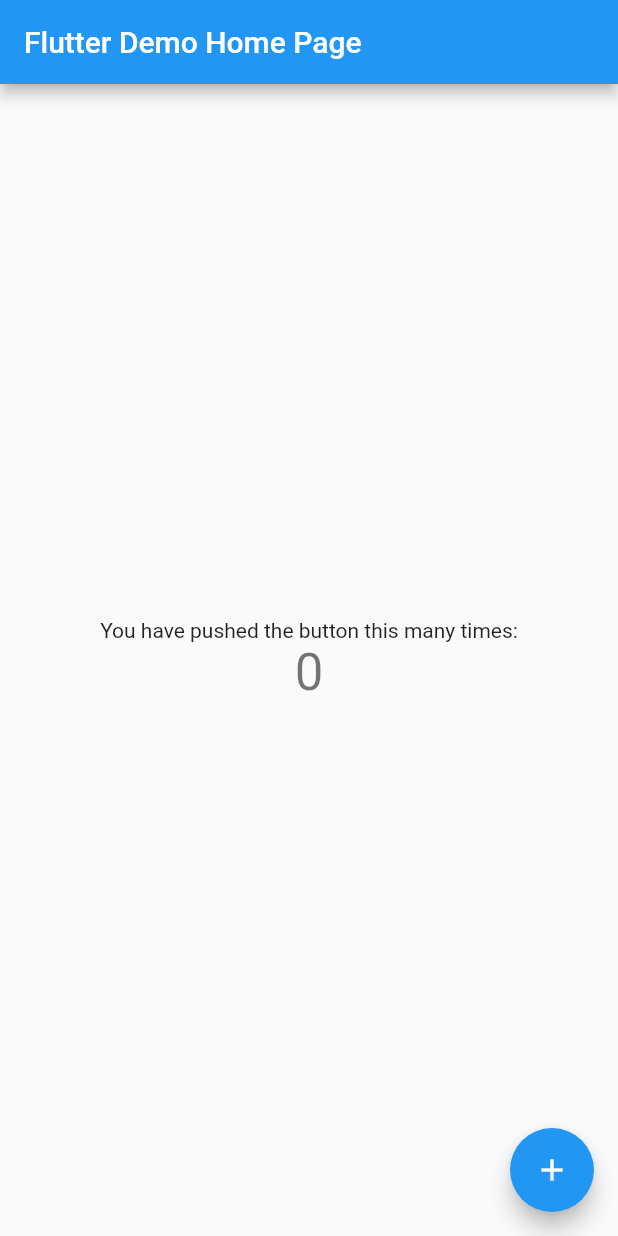
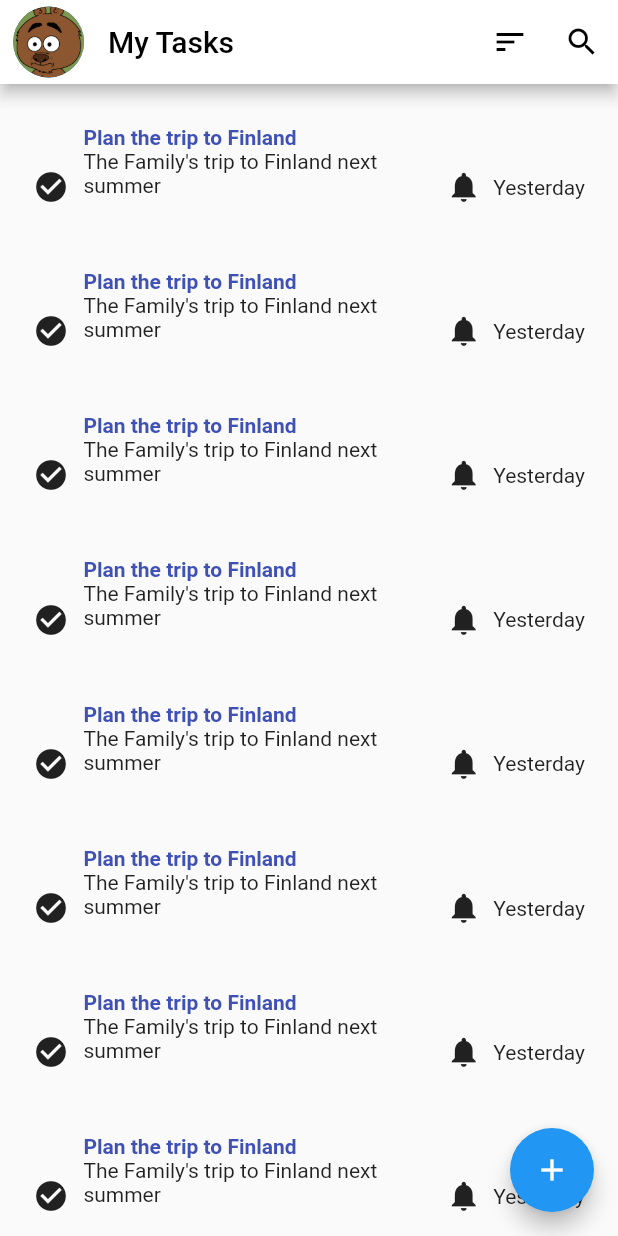
Before and after one commit to almamarie/trainees_todo_frontend, a Flutter app: the screen it shows after launch, on a phone screen of 412 x 824 dp. Run offline on Flutter 3.47's test engine with Material 2 defaults, Android fonts, the phone set to English and light mode, and no system bars; our stand-ins replace flutter_screenutil.

Commit message:
Added the assets folder, created the trips with ListView.Separated Widget and created the floating action button"

```diff
--- /dev/null
+++ b/lib/Views/homepage.dart
@@ -0,0 +1,97 @@
+import 'package:flutter/material.dart';
+import 'package:flutter_screenutil/flutter_screenutil.dart';
+
+class HomeView extends StatelessWidget {
+  const HomeView({Key? key}) : super(key: key);
+
+  @override
+  Widget build(BuildContext context) {
+    return Scaffold(
+      appBar: AppBar(
+        leading: Padding(
+          padding: EdgeInsets.only(left: 8.w),
+          child: const CircleAvatar(
+            backgroundImage: AssetImage('assets/malloy.jpg'),
+          ),
+        ),
+        title: const Text(
+          'My Tasks',
+          style: TextStyle(color: Colors.black),
+        ),
+        actions: [
+          IconButton(
+            onPressed: () {},
+            icon: const Icon(Icons.sort),
+            color: Colors.black,
+          ),
+          IconButton(
+            onPressed: () {},
+            icon: const Icon(Icons.search),
+            color: Colors.black,
+          )
+        ],
+      ),
+      body: Padding(
+        padding: EdgeInsets.only(left: 20.w, right: 20.w, top: 20.h),
+        child: ListView(
+          children: [
+            ListView.separated(
+              shrinkWrap: true,
+              separatorBuilder: (context, index) {
+                return SizedBox(
+                  height: 10.h,
+                );
+              },
+              itemCount: 20,
+              itemBuilder: (context, index) {
+                return SizedBox(
+                  height: 60.h,
+                  child: Row(
+                    mainAxisAlignment: MainAxisAlignment.spaceBetween,
+                    children: [
+                      Row(
+                        children: [
+                          const Icon(Icons.check_circle),
+                          SizedBox(
+                            width: 7.h,
+                          ),
+                          Column(
+                            crossAxisAlignment: CrossAxisAlignment.start,
+                            children: const [
+                              Text(
+                                "Plan the trip to Finland",
+                                style: TextStyle(
+                                  color: Colors.indigo,
+                                  fontWeight: FontWeight.w600,
+                                ),
+                              ),
+                              Text(
+                                  "The Family's trip to Finland next \nsummer"),
+                            ],
+                          ),
+                        ],
+                      ),
+                      Row(
+                        children: [
+                          const Icon(Icons.notifications),
+                          SizedBox(
+                            width: 7.w,
+                          ),
+                          const Text("Yesterday"),
+                        ],
+                      )
+                    ],
+                  ),
+                );
+              },
+            ),
+          ],
+        ),
+      ),
+      floatingActionButton: FloatingActionButton(
+        onPressed: () {},
+        child: const Icon(Icons.add),
+      ),
+    );
+  }
+}
--- a/lib/main.dart
+++ b/lib/main.dart
@@ -1,4 +1,6 @@
 import 'package:flutter/material.dart';
+import 'package:flutter_screenutil/flutter_screenutil.dart';
+import 'package:trainees_asignment/Views/homepage.dart';
 
 void main() {
   runApp(const MyApp());
@@ -10,9 +12,13 @@
   // This widget is the root of your application.
   @override
   Widget build(BuildContext context) {
-    return MaterialApp(
+    return ScreenUtilInit(
+      builder: () => MaterialApp(
         title: 'Flutter Demo',
         theme: ThemeData(
+          appBarTheme: const AppBarTheme(
+            backgroundColor: Colors.white,
+          ),
           // This is the theme of your application.
           //
           // Try running your application with "flutter run". You'll see the
@@ -24,7 +30,9 @@
           // is not restarted.
           primarySwatch: Colors.blue,
         ),
-      home: const MyHomePage(title: 'Flutter Demo Home Page'),
+        home: const HomeView(),
+      ),
+      designSize: const Size(375, 600),
     );
   }
 }
--- a/pubspec.yaml
+++ b/pubspec.yaml
@@ -60,9 +60,8 @@
   uses-material-design: true
 
   # To add assets to your application, add an assets section, like this:
-  # assets:
-  #   - images/a_dot_burr.jpeg
-  #   - images/a_dot_ham.jpeg
+  assets:
+    - assets/
 
   # An image asset can refer to one or more resolution-specific "variants", see
   # https://flutter.dev/assets-and-images/#resolution-aware.
```
Also changed, not shown: assets/malloy.jpg (added). Lines whose indentation alone changed are shown as unchanged.
